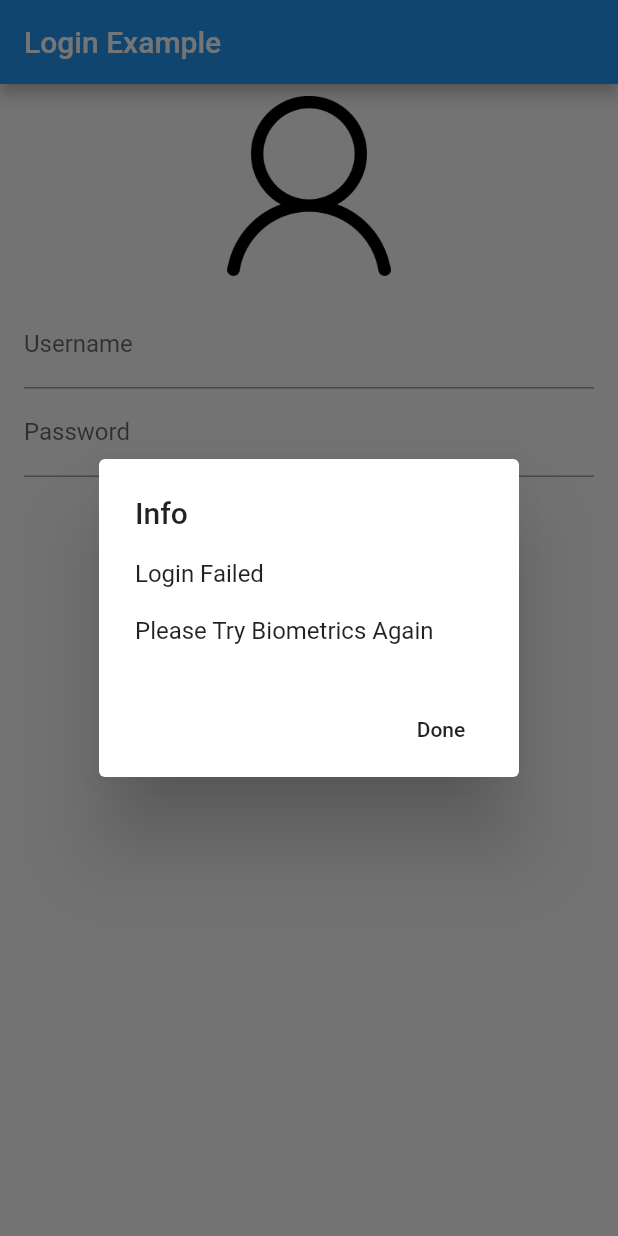
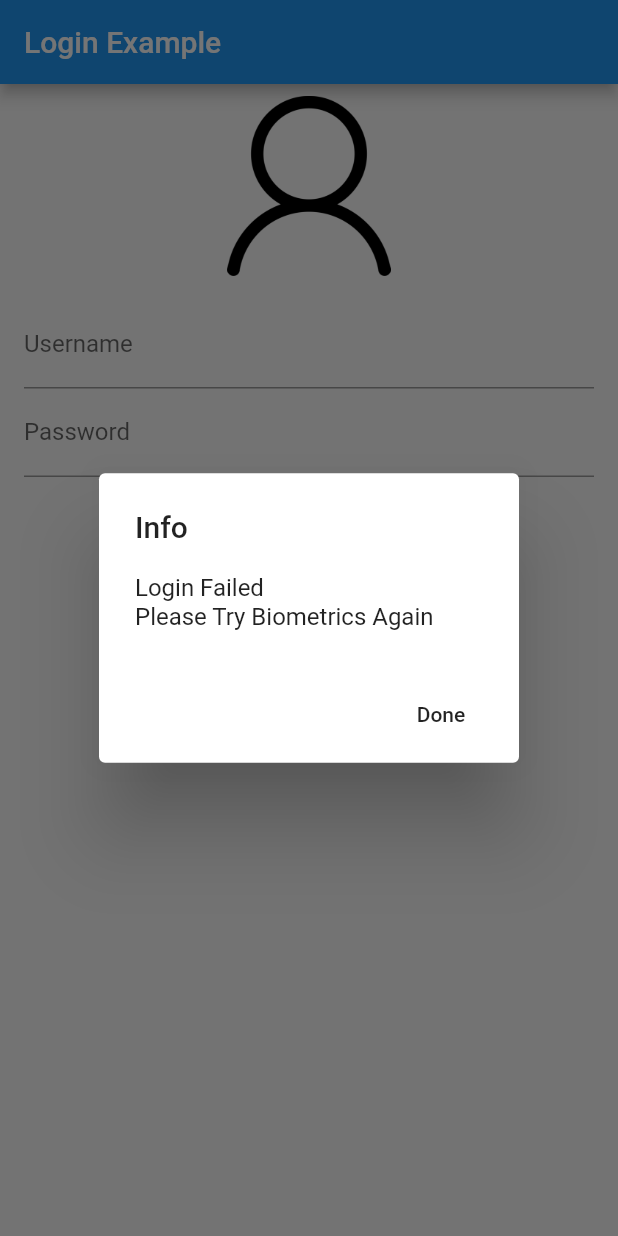
Before and after one commit to rodydavis/flutter_login, a Flutter app: the screen it shows after launch, after a tap on "Authenticate", on a phone screen of 412 x 824 dp. Run offline on Flutter 3.47's test engine with Material 2 defaults, Android fonts, the phone set to English and light mode, and no system bars; our stand-ins replace local_auth, shared_preferences.

Commit message:
Updating Project Files

```diff
--- a/lib/globals.dart
+++ b/lib/globals.dart
@@ -19,7 +19,7 @@ String avatar = "https://s3.amazonaws.com/uifaces/faces/twitter/josephstein/128.
 
 class Utility {
 
-  static Future<Null> showAlertPopup(BuildContext context, String title, String detail1, String detail2) async {
+  static Future<Null> showAlertPopup(BuildContext context, String title, String detail) async {
     return showDialog<Null>(
       context: context,
       barrierDismissible: false, // user must tap button!
@@ -28,8 +28,7 @@ class Utility {
         content: new SingleChildScrollView(
           child: new ListBody(
             children: <Widget>[
-              new Text(detail1),
-              new Text(detail2),
+              new Text(detail),
             ],
           ),
         ),
--- a/lib/main.dart
+++ b/lib/main.dart
@@ -5,8 +5,8 @@ import 'package:flutter/material.dart';
 import 'package:flutter/rendering.dart';
 import 'globals.dart' as globals;
 import 'lockedscreen/home.dart';
-import 'authentication/pincode_verify.dart';
-import 'authentication/pincode_create.dart';
+import 'pincode/pincode_verify.dart';
+import 'pincode/pincode_create.dart';
 import 'package:local_auth/local_auth.dart';
 import 'package:shared_preferences/shared_preferences.dart';
 
@@ -132,7 +132,7 @@ class LoginPageState extends State<LoginPage> {
       globals.isLoggedIn = false;
       globals.error = "Check Username and Password!";
       globals.Utility.showAlertPopup(
-          context, "Info", "Please Try Logging In Again!", globals.error);
+          context, "Info", "Please Try Logging In Again! \n" + globals.error);
     }
   }
 
@@ -241,11 +241,11 @@ class LoginPageState extends State<LoginPage> {
         navigateToScreen('Home');
       } else {
         globals.Utility.showAlertPopup(
-            context, "Info", "Login Failed", "\nPlease Try Logging In Again");
+            context, "Info", "Login Failed\nPlease Try Logging In Again");
       }
     } else {
       globals.Utility.showAlertPopup(
-          context, "Info", "Login Failed", "\nPlease Try Biometrics Again");
+          context, "Info", "Login Failed\nPlease Try Biometrics Again");
     }
   }
 
```
